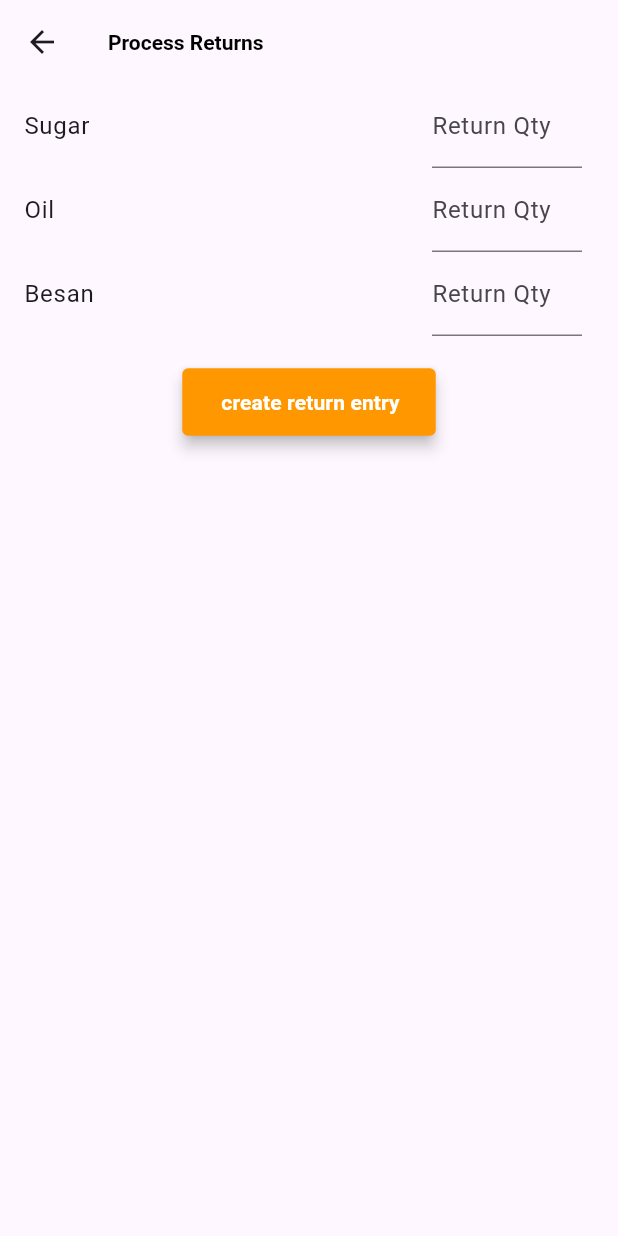
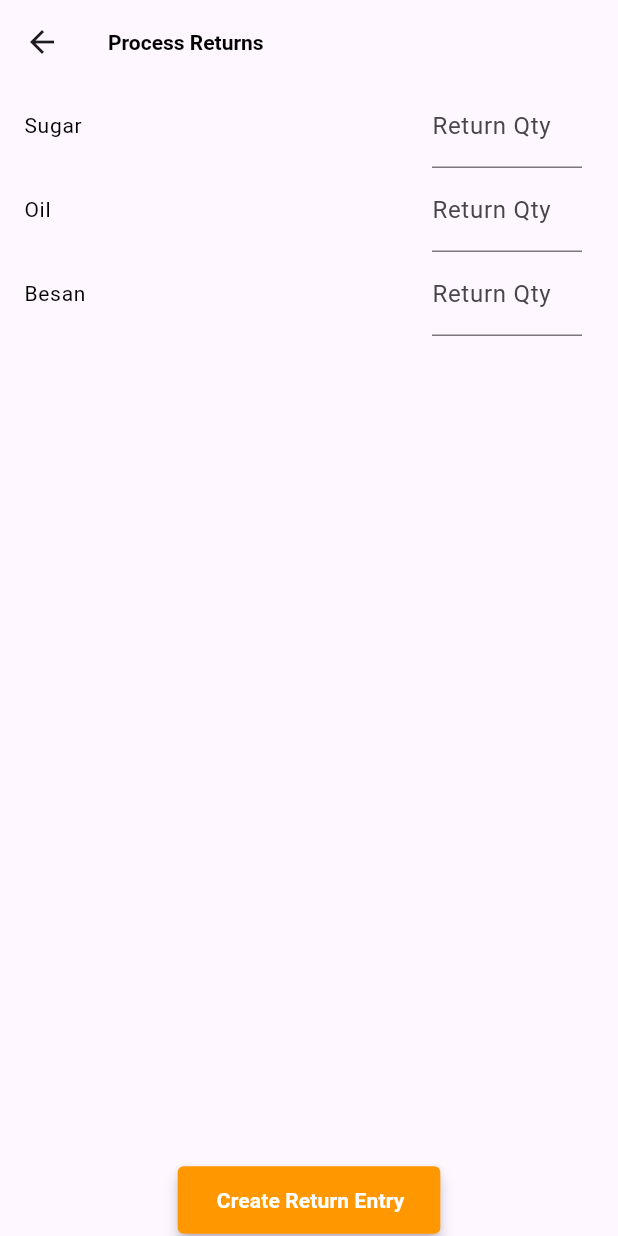
Before and after one commit to wattamwarp/elastic_run, a Flutter app: the screen it shows after launch, after a tap on "Add Return", on a phone screen of 412 x 824 dp. Run offline on Flutter 3.47's test engine with Material 3 defaults, Android fonts, the phone set to English and light mode, and no system bars; our stand-ins replace equatable, flutter_bloc, flutter_svg, lottie, sqflite; accounts and stored records are empty; network calls fail.

Commit message:
code review and cleanup

```diff
--- a/lib/reusable_widgets/er_widgets.dart
+++ b/lib/reusable_widgets/er_widgets.dart
@@ -4,6 +4,7 @@ import 'package:elastic_run/extensions/text.dart';
 import 'package:elastic_run/reusable_widgets/custom_box.dart';
 import 'package:flutter/material.dart';
 
+/// Er= Elastic Run
 class ErWidgets{
 
   static ElevatedButton filledButton(
@@ -13,7 +14,7 @@ class ErWidgets{
         double? height = 45,
         double elevation = 4,
         double radius = 4,
-        int fontSize = 14,
+          int fontSize = 16,
           double? width,
           EdgeInsets? padding,
           Color backgroundColor = ErColor.primary,
@@ -41,7 +42,8 @@ class ErWidgets{
                 width: width,
                 padding: padding,
                 alignment: Alignment.center,
-                child:text.boldText(color: textColor,fontSize: 14)),
+              child: text.boldText(color: textColor, fontSize: 14),
+            ),
           ],
         ),
       );
--- a/lib/screens/add_customer/add_customer_screen.dart
+++ b/lib/screens/add_customer/add_customer_screen.dart
@@ -14,6 +14,8 @@ class AddCustomerScreen extends StatelessWidget {
 
   @override
   Widget build(BuildContext context) {
+    /// Instead of initializing at the app's start in a MultiBlocProvider,
+    /// this is initialized only when required to optimize resource usage.
     return BlocProvider(
       create: (context) => CustomerBloc()..add(FetchCustomersEvent()),
       child: Scaffold(
@@ -35,6 +37,7 @@ class AddCustomerScreen extends StatelessWidget {
   }
 }
 
+/// stateless widgets are more faster than widget method
 class _CustomerInputField extends StatefulWidget {
   const _CustomerInputField();
 
--- a/lib/screens/home/home_screen.dart
+++ b/lib/screens/home/home_screen.dart
@@ -1,8 +1,10 @@
+import 'package:elastic_run/db/db_helper.dart';
 import 'package:elastic_run/extensions/containers.dart';
 import 'package:elastic_run/extensions/navigation.dart';
 import 'package:elastic_run/reusable_widgets/app_image.dart';
 import 'package:elastic_run/reusable_widgets/er_widgets.dart';
 import 'package:elastic_run/screens/add_customer/add_customer_screen.dart';
+import 'package:elastic_run/screens/future_scopes/future_scopes.dart';
 import 'package:elastic_run/screens/return_data/sales_return_screen.dart';
 import 'package:elastic_run/screens/return_items/return_screen.dart';
 import 'package:elastic_run/screens/sales_data/sales_data_screen.dart';
@@ -10,6 +12,8 @@ import 'package:elastic_run/screens/sales_invoice/sales_invoice_screen.dart';
 import 'package:flutter/material.dart';
 
 class HomeScreen extends StatelessWidget {
+  /// this file is very small so not added state management due to time constraints
+  final String _logo = 'https://www.elastic.run/images/svg/elasticrun-logo.svg';
   const HomeScreen({super.key});
 
   @override
@@ -20,40 +24,72 @@ class HomeScreen extends StatelessWidget {
           crossAxisAlignment: CrossAxisAlignment.start,
           children: [
             6.height,
-            const AppImage(
-              'https://www.elastic.run/images/svg/elasticrun-logo.svg',
+            AppImage(
+              _logo,
               height: 80,
             ),
             30.height,
             ErWidgets.filledButton(
                 text: 'Add Customers',
                 onPressed: () {
-                  context.push(const AddCustomerScreen());
+                  _navigateTo(
+                      context: context, screenName: const AddCustomerScreen());
                 }),
+            12.height,
             ErWidgets.filledButton(
                 text: 'Sales Invoice',
                 onPressed: () {
-                  context.push(const SalesInvoiceScreen());
+                  _navigateTo(
+                      context: context, screenName: const SalesInvoiceScreen());
                 }),
+            12.height,
             ErWidgets.filledButton(
                 text: 'Sales History',
                 onPressed: () {
-                  context.push(const SalesDataScreen());
+                  _navigateTo(
+                      context: context, screenName: const SalesDataScreen());
                 }),
+            12.height,
             ErWidgets.filledButton(
                 text: 'Add Return',
                 onPressed: () {
-                  context.push(const ReturnItemsScreen());
+                  _navigateTo(
+                      context: context, screenName: const ReturnItemsScreen());
                 }),
+            12.height,
             ErWidgets.filledButton(
                 text: 'Return History',
                 onPressed: () {
-                  context.push(const SalesReturnScreen());
-                }),
-
+                _navigateTo(
+                    context: context, screenName: const SalesReturnScreen());
+              },
+            ),
+            12.height,
+            ErWidgets.filledButton(
+              text: 'Reset  Database',
+              onPressed: () {
+                _resetDb();
+              },
+            ),
+            12.height,
+            ErWidgets.filledButton(
+              text: 'Future Scopes of app',
+              onPressed: () {
+               _navigateTo(context: context, screenName: const FutureScopes());
+              },
+            ),
           ],
         ),
       ),
     );
   }
+
+  void _resetDb() {
+    DatabaseHelper().resetDatabase();
+  }
+
+  void _navigateTo(
+      {required BuildContext context, required Widget screenName}) {
+    context.push(screenName);
+  }
 }
--- a/lib/screens/return_data/sales_return_screen.dart
+++ b/lib/screens/return_data/sales_return_screen.dart
@@ -19,6 +19,8 @@ class SalesReturnScreen extends StatelessWidget {
         appBar: AppBar(
           title: 'Return History'.boldText(fontSize: 18),
         ),
+        /// Instead of initializing at the app's start in a MultiBlocProvider,
+        /// this is initialized only when required to optimize resource usage.
         body: BlocProvider(
           create: (context) => SalesReturnBloc()..add(LoadSalesReturnsEvent()),
           child: const _SalesReturnBody(),
@@ -28,6 +30,7 @@ class SalesReturnScreen extends StatelessWidget {
   }
 }
 
+/// stateless widgets are more faster than widget method
 class _SalesReturnBody extends StatelessWidget {
   const _SalesReturnBody();
 
--- a/lib/screens/return_items/cubit/return_bloc.dart
+++ b/lib/screens/return_items/cubit/return_bloc.dart
@@ -19,6 +19,8 @@ import 'package:flutter/cupertino.dart';
 import 'package:flutter_bloc/flutter_bloc.dart';
 
 class ReturnBloc extends Bloc<ReturnEvent, ReturnState> {
+  /// this objects can be simplified by GetIt and app instance architecture
+  /// due to time constrains not able to do
   final InventoryDao _inventoryDao = InventoryDao(database!);
   final SalesReturnDao _salesReturnDao = SalesReturnDao(database!);
   final SalesReturnItemDao _salesReturnItemDao = SalesReturnItemDao(database!);
--- a/lib/screens/return_items/return_screen.dart
+++ b/lib/screens/return_items/return_screen.dart
@@ -13,15 +13,9 @@ class ReturnItemsScreen extends StatelessWidget {
   @override
   Widget build(BuildContext context) {
     return BlocProvider(
+      /// Initializes the `ReturnBloc` only when required for better resource usage.
       create: (context) => ReturnBloc(context)..add(LoadInventoryEvent()),
-        child: _ReturnScreen());
-  }
-}
-
-class _ReturnScreen extends StatelessWidget {
-  @override
-  Widget build(BuildContext context) {
-    return Scaffold(
+      child: Scaffold(
         appBar: AppBar(title: 'Process Returns'.boldText()),
         body: BlocBuilder<ReturnBloc, ReturnState>(
           builder: (context, state) {
@@ -31,25 +25,23 @@ class _ReturnScreen extends StatelessWidget {
 
             return Column(
               children: [
-              ListView.builder(
-                shrinkWrap: true,
+                Expanded(
+                  child: ListView.builder(
                     itemCount: state.inventoryItems.length,
                     itemBuilder: (context, index) {
                       final inventoryItem = state.inventoryItems[index];
-                  final itemId = inventoryItem.itemId;
                       return ListTile(
-                    title: Text(inventoryItem.itemName),
-
+                        title: inventoryItem.itemName.normalText(),
                         trailing: SizedBox(
                           width: 100,
                           child: TextField(
                             keyboardType: TextInputType.number,
                             onChanged: (value) {
-                          final int quantity = int.tryParse(value) ?? 0;
+                              final quantity = int.tryParse(value) ?? 0;
                               if (quantity > 0) {
                                 context.read<ReturnBloc>().add(
                                       UpdateReturnQuantityEvent(
-                                    itemId: itemId ?? 0,
+                                        itemId: inventoryItem.itemId ?? 0,
                                         quantity: quantity,
                                   ),
                                 );
@@ -63,16 +55,19 @@ class _ReturnScreen extends StatelessWidget {
                       );
                     },
                   ),
+                ),
                 20.height,
                 ErWidgets.filledButton(
-                  text: 'create return entry',
+                  text: 'Create Return Entry',
                   onPressed: () {
                     context.read<ReturnBloc>().add(SubmitReturnEvent());
-                  }),
+                  },
+                ),
               ],
             );
           },
         ),
+      ),
     );
   }
 }
--- a/lib/screens/sales_data/bloc/sales_bloc.dart
+++ b/lib/screens/sales_data/bloc/sales_bloc.dart
@@ -12,6 +12,8 @@ import 'package:elastic_run/screens/sales_data/models/supporting_models.dart';
 import 'package:flutter_bloc/flutter_bloc.dart';
 
 class SalesDataBloc extends Bloc<SalesDataEvent, SalesDataState> {
+  /// this objects can be simplified by GetIt and app instance architecture
+  /// due to time constrains not able to do
   final CustomerDao _customerDao = CustomerDao(database!);
   final InventoryDao _inventoryDao = InventoryDao(database!);
   final InvoiceDao _invoiceDao = InvoiceDao();
--- a/lib/screens/sales_invoice/bloc/sales_invoice_bloc.dart
+++ b/lib/screens/sales_invoice/bloc/sales_invoice_bloc.dart
@@ -17,6 +17,8 @@ import 'package:flutter_bloc/flutter_bloc.dart';
 import 'package:sqflite/sqflite.dart';
 
 class SalesInvoiceBloc extends Bloc<SalesInvoiceEvent, SalesInvoiceState> {
+  /// this objects can be simplified by GetIt and app instance architecture
+  /// due to time constrains not able to do
   final CustomerDao _customerDao = CustomerDao(database!);
   final InventoryDao _inventoryDao = InventoryDao(database!);
   final InvoiceDao _invoiceDao = InvoiceDao();
```
Also changed, not shown: lib/db/db_helper.dart (+11 -0 lines), lib/screens/future_scopes/future_scopes.dart (added, +65 -0 lines). Lines whose indentation alone changed are shown as unchanged.
